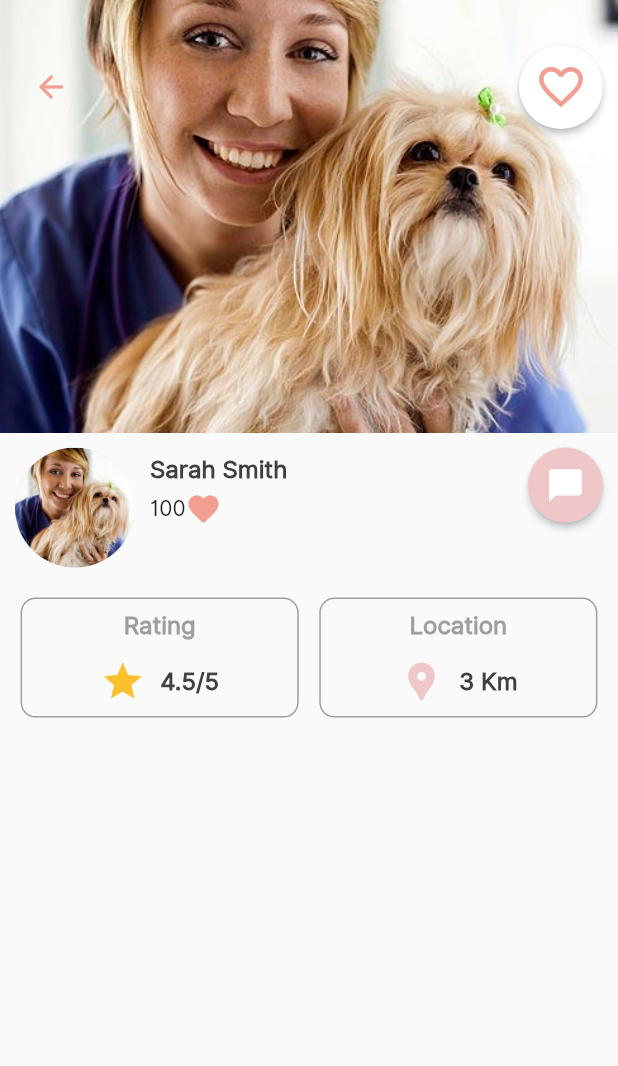
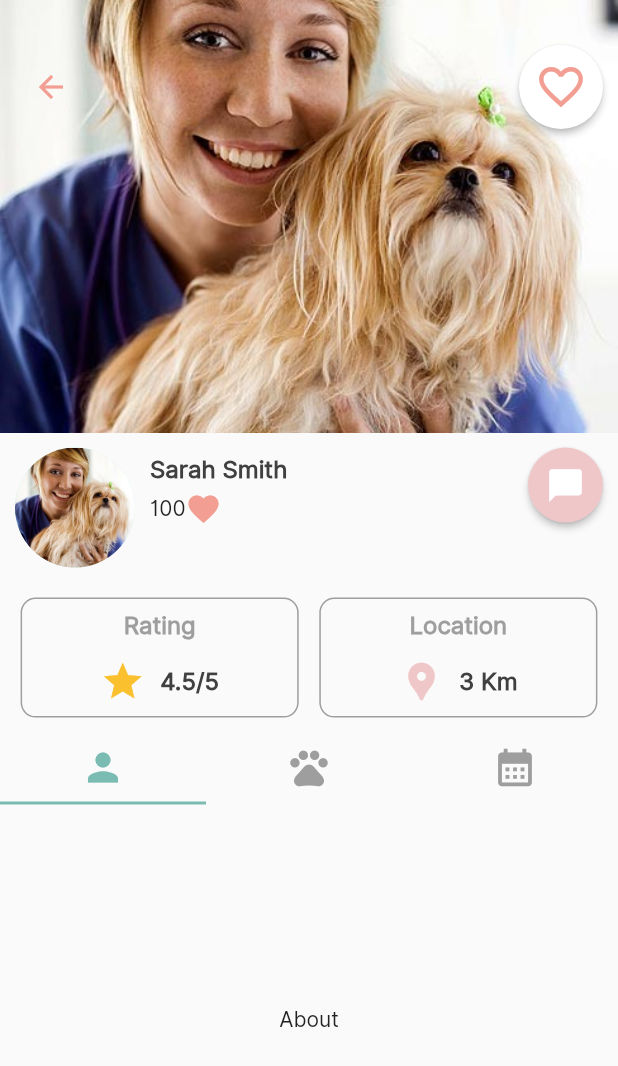
Before and after one commit to noormesslmani/flutter-app, a Flutter app: the ServiceProviderDetails screen opened by its route, on a phone screen of 412 x 824 dp. Shown: the top 1066 px of the screen. Run offline on Flutter 3.47's test engine with Material 2 defaults, Android fonts, the phone set to English and light mode, and no system bars; our stand-ins replace convex_bottom_bar, country_picker, dio, firebase_auth, firebase_core, flutter_custom_clippers and 6 more; missing offline and left inert: flutter_polyline_points, flutter_walkthrough_screen, horizontal_calendar; accounts and stored records are empty.

Commit message:
Frontend: adding a TabBar to ServiceProviderDetails screen

```diff
--- a/frontend_mobile/lib/screens/app/service_provider_details.dart
+++ b/frontend_mobile/lib/screens/app/service_provider_details.dart
@@ -159,6 +159,55 @@ class _ServiceProviderDetailsState extends State<ServiceProviderDetails>
               ],
             ),
           ),
+          TabBar(
+            unselectedLabelColor: Colors.grey,
+            labelColor: Theme.of(context).primaryColor,
+            indicatorColor: Theme.of(context).primaryColor,
+            tabs: const [
+              Tab(
+                icon: Icon(
+                  Icons.person,
+                  size: 30,
+                ),
+              ),
+              Tab(
+                icon: Icon(
+                  Icons.pets,
+                  size: 30,
+                ),
+              ),
+              Tab(
+                icon: Icon(
+                  Icons.calendar_month,
+                  size: 30,
+                ),
+              ),
+            ],
+            controller: _tabController,
+            indicatorSize: TabBarIndicatorSize.tab,
+          ),
+          Expanded(
+            child: TabBarView(
+              children: [
+                Center(
+                  child: Text(
+                    'About',
+                  ),
+                ),
+                Center(
+                  child: Text(
+                    'Services',
+                  ),
+                ),
+                Center(
+                  child: Text(
+                    'Booking',
+                  ),
+                ),
+              ],
+              controller: _tabController,
+            ),
+          ),
         ],
       ),
     );
```
